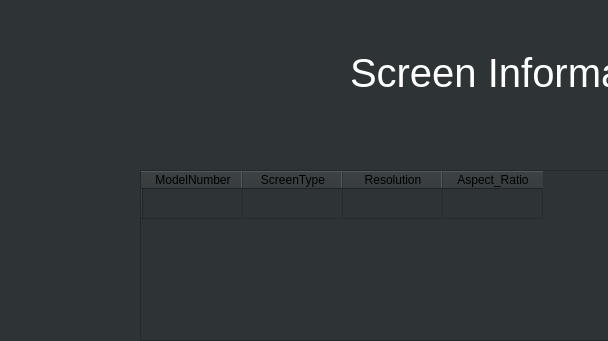
The window that Screen.ui (JohnCMeyer/PhoneFinder) describes before a commit, drawn with Qt 5; both pictures show x 0 to 608 and y 0 to 341 of the 1000 by 800 pixel window.
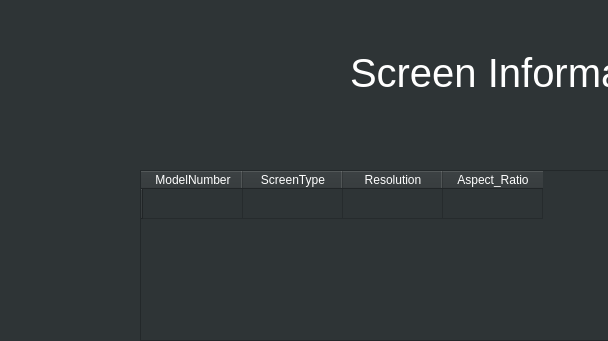
The same window after the commit.

The edit to the form file:
```diff
--- a/Screen.ui
+++ b/Screen.ui
@@ -42,6 +42,9 @@
      <height>171</height>
     </rect>
    </property>
+   <property name="styleSheet">
+    <string notr="true">color: rgb(255, 255, 255);</string>
+   </property>
    <row>
     <property name="text">
      <string/>
```
